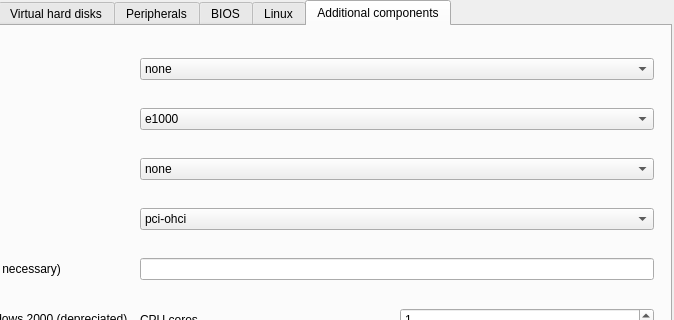
Above: ui/EditVM.ui from Tech-FZ/EmuGUI before the change; both pictures show x 139 to 813 and y 0 to 320 of the 813 by 474 pixel window. Below: the same form after it.
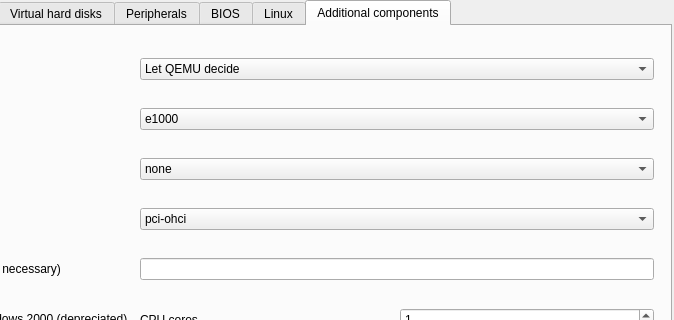
That is the form after the change. The open tabs and pages were chosen to show the change.

```diff
--- a/ui/EditVM.ui
+++ b/ui/EditVM.ui
@@ -2280,6 +2280,11 @@
       </item>
       <item row="0" column="1">
        <widget class="QComboBox" name="comboBox_7">
+        <item>
+         <property name="text">
+          <string>Let QEMU decide</string>
+         </property>
+        </item>
         <item>
          <property name="text">
           <string>none</string>
```
